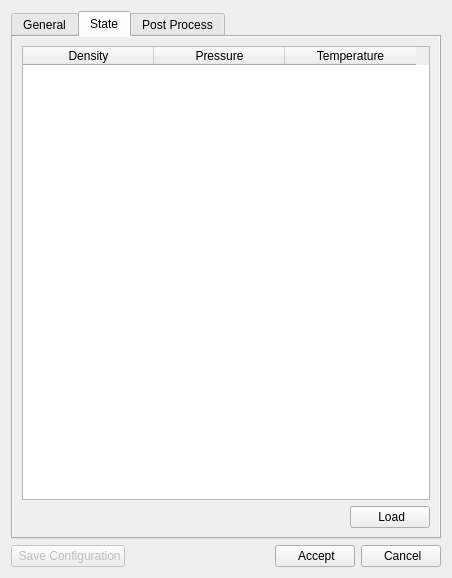
Old version of the form ICESym-NEWGUI/windows/TankDialog.ui in the repository jmarcelogimenez/icesym.
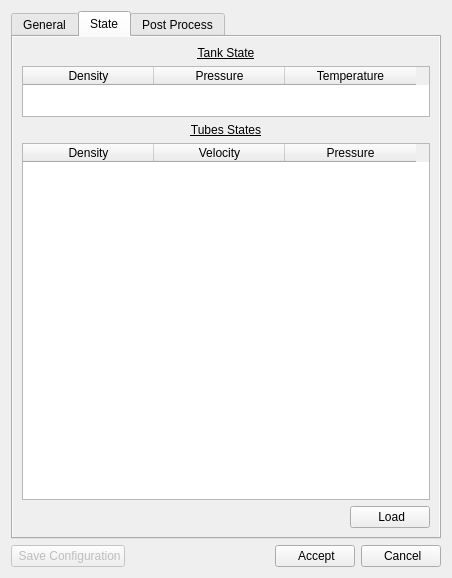
New version of the form. The open tabs and pages were chosen to show the change. Icons and pictures are not drawn.

Commit message: Divide the state_ini of tank in node 0 and the states of the tubes

```diff
--- a/ICESym-NEWGUI/windows/TankDialog.ui
+++ b/ICESym-NEWGUI/windows/TankDialog.ui
@@ -116,7 +116,7 @@
       <bool>true</bool>
      </property>
      <property name="currentIndex">
-      <number>0</number>
+      <number>1</number>
      </property>
      <widget class="QWidget" name="tab">
       <property name="autoFillBackground">
@@ -399,7 +399,62 @@
       </attribute>
       <layout class="QGridLayout" name="gridLayout_3">
        <item row="0" column="0">
+        <widget class="QLabel" name="label_10">
+         <property name="font">
+          <font>
+           <italic>false</italic>
+           <underline>true</underline>
+          </font>
+         </property>
+         <property name="text">
+          <string>Tank State</string>
+         </property>
+         <property name="alignment">
+          <set>Qt::AlignCenter</set>
+         </property>
+        </widget>
+       </item>
+       <item row="3" column="0">
         <widget class="QTableWidget" name="state_ini">
+         <attribute name="horizontalHeaderDefaultSectionSize">
+          <number>131</number>
+         </attribute>
+         <column>
+          <property name="text">
+           <string>Density</string>
+          </property>
+         </column>
+         <column>
+          <property name="text">
+           <string>Velocity</string>
+          </property>
+         </column>
+         <column>
+          <property name="text">
+           <string>Pressure</string>
+          </property>
+          <property name="font">
+           <font>
+            <pointsize>9</pointsize>
+           </font>
+          </property>
+         </column>
+        </widget>
+       </item>
+       <item row="1" column="0">
+        <widget class="QTableWidget" name="state_ini_0">
+         <property name="sizePolicy">
+          <sizepolicy hsizetype="Expanding" vsizetype="Fixed">
+           <horstretch>0</horstretch>
+           <verstretch>0</verstretch>
+          </sizepolicy>
+         </property>
+         <property name="maximumSize">
+          <size>
+           <width>16777215</width>
+           <height>51</height>
+          </size>
+         </property>
          <property name="font">
           <font>
            <pointsize>9</pointsize>
@@ -461,7 +516,7 @@
          </column>
         </widget>
        </item>
-       <item row="1" column="0">
+       <item row="4" column="0">
         <layout class="QHBoxLayout" name="horizontalLayout_4">
          <item>
           <spacer name="horizontalSpacer_3">
@@ -502,6 +557,21 @@
          </item>
         </layout>
        </item>
+       <item row="2" column="0">
+        <widget class="QLabel" name="label_11">
+         <property name="font">
+          <font>
+           <underline>true</underline>
+          </font>
+         </property>
+         <property name="text">
+          <string>Tubes States</string>
+         </property>
+         <property name="alignment">
+          <set>Qt::AlignCenter</set>
+         </property>
+        </widget>
+       </item>
       </layout>
      </widget>
      <widget class="QWidget" name="tab_2">
```
The commit also changes 2 other files.
